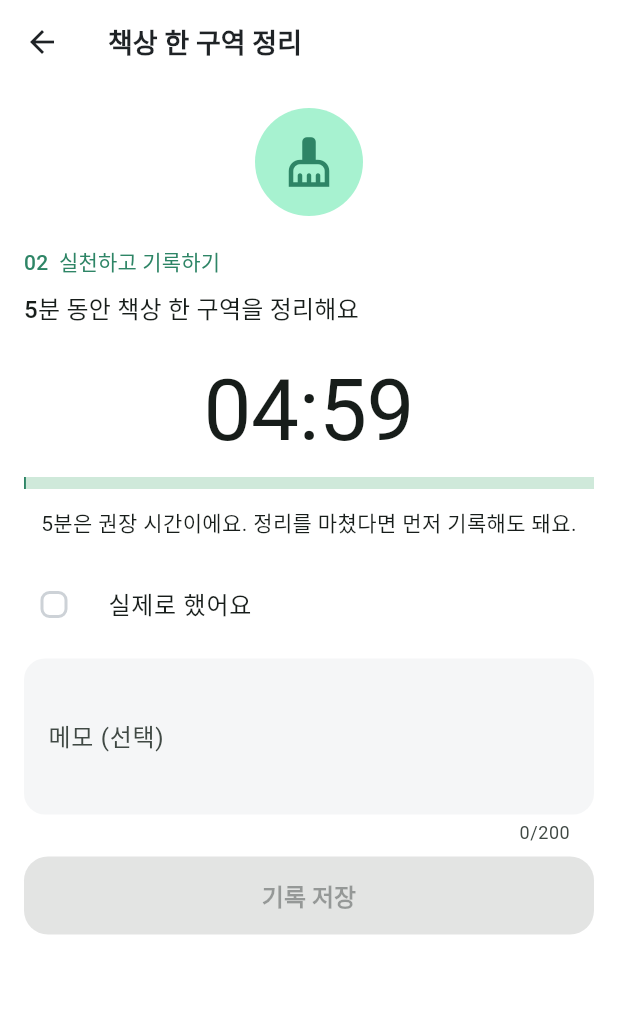
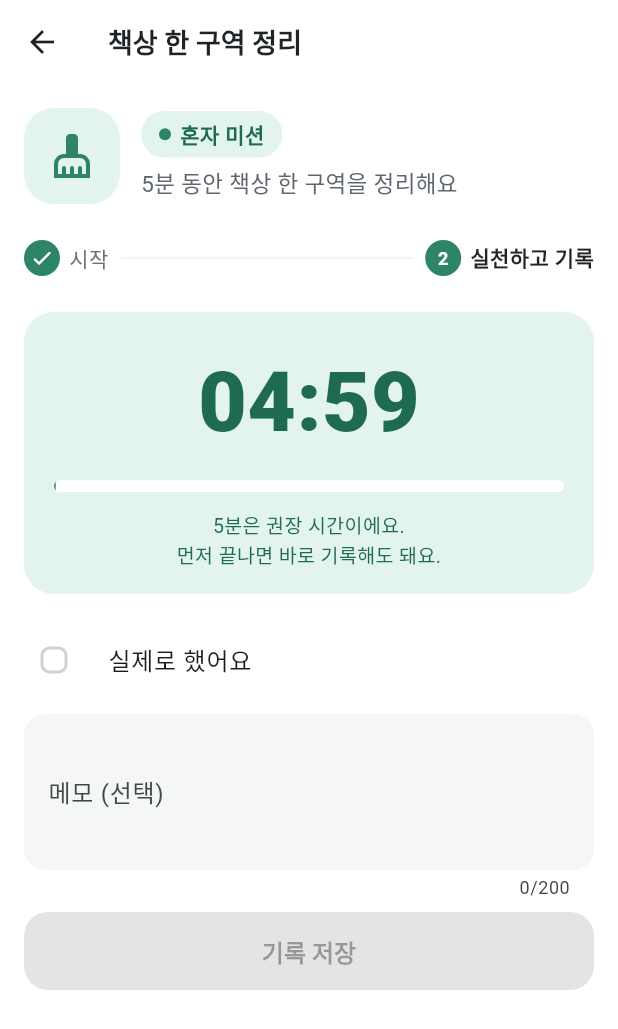
Before and after one commit to thingjae85/jedoit, a Flutter app: the MissionScreen screen opened directly with sample values from the repository, after a tap on "시작하기", on a phone screen of 412 x 824 dp. Shown: the top 1029 px of the screen. Run offline on Flutter 3.47's test engine with Material 3 defaults, Android fonts, the phone set to English and light mode, and no system bars; our stand-ins replace image_picker, qr_flutter, shared_preferences, supabase_flutter, web; accounts and stored records are empty; network calls fail.

Commit message:
UI 다듬기: 미션 화면 새 스타일, 주간 날짜를 누르면 그날 기록 열기
- 미션 화면: 아이콘 네모·분류 이름표·단계 표시, 타이머를 초록 카드 안에
- 홈 이번 주 날짜 칸을 누르면 그날이 골라진 기록 달력을 연다
- 테스트 1개 추가 (총 31개)

Co-Authored-By: Claude Opus 5.5 <noreply@anthropic.com>
Claude-Session: https://claude.ai/code/session_0136ws4dmyHaxEQ26Fk5fiwm

```diff
--- a/lib/screens/home_screen.dart
+++ b/lib/screens/home_screen.dart
@@ -42,6 +42,7 @@ class _HomeScreenState extends State<HomeScreen> {
 
   int _tab = _homeTab;
   int _recordsVersion = 0; // 기록 탭을 열 때마다 새로 불러온다
+  DateTime? _recordsDay; // 기록 탭에서 처음 고를 날짜
 
   List<MissionRecord> _records = [];
   bool _loadFailed = false;
@@ -92,8 +93,12 @@ class _HomeScreenState extends State<HomeScreen> {
           '이미 정리된 책상 요소는 방에 남아요. 사진·기록·계정은 7일 안에 실제로 삭제돼요.',
         ),
         actions: [
-          TextButton(onPressed: () => Navigator.of(ctx).pop(false), child: const Text('취소')),
-          FilledButton(onPressed: () => Navigator.of(ctx).pop(true), child: const Text('삭제 요청')),
+          TextButton(
+              onPressed: () => Navigator.of(ctx).pop(false),
+              child: const Text('취소')),
+          FilledButton(
+              onPressed: () => Navigator.of(ctx).pop(true),
+              child: const Text('삭제 요청')),
         ],
       ),
     );
@@ -105,8 +110,13 @@ class _HomeScreenState extends State<HomeScreen> {
         context: context,
         builder: (ctx) => AlertDialog(
           title: const Text('삭제 요청을 접수했어요'),
-          content: Text('접수일: ${formatDateTime(DateTime.now())}\n처리 예정일: ${formatDateTime(due.toLocal())}까지'),
-          actions: [FilledButton(onPressed: () => Navigator.of(ctx).pop(), child: const Text('확인'))],
+          content: Text(
+              '접수일: ${formatDateTime(DateTime.now())}\n처리 예정일: ${formatDateTime(due.toLocal())}까지'),
+          actions: [
+            FilledButton(
+                onPressed: () => Navigator.of(ctx).pop(),
+                child: const Text('확인'))
+          ],
         ),
       );
     } catch (_) {
@@ -243,7 +253,14 @@ class _HomeScreenState extends State<HomeScreen> {
     );
   }
 
+  /// 주간 날짜 칸을 누르면 그날이 골라진 기록 달력을 연다.
+  void _openDay(DateTime day) {
+    _recordsDay = day;
+    _selectTab(_recordsTab);
+  }
+
   void _selectTab(int index) {
+    if (index != _recordsTab) _recordsDay = null;
     if (index == _challengeTab) {
       _openChallenge();
       return;
@@ -267,6 +284,7 @@ class _HomeScreenState extends State<HomeScreen> {
       _recordsTab => RecordsScreen(
           key: ValueKey(_recordsVersion),
           repository: widget.repository,
+          initialDay: _recordsDay,
           onPickMission: () => _selectTab(_homeTab),
         ),
       _homeTab => _homeBody(context),
@@ -355,6 +373,7 @@ class _HomeScreenState extends State<HomeScreen> {
             recordCount: _records.length,
             onRetry: _refreshCount,
             onOpenRecords: () => _selectTab(_recordsTab),
+            onOpenDay: _openDay,
           ),
           const Divider(height: 32),
           Row(
@@ -493,6 +512,7 @@ class _WeekStrip extends StatelessWidget {
     required this.recordCount,
     required this.onRetry,
     required this.onOpenRecords,
+    required this.onOpenDay,
   });
 
   static const _dow = ['월', '화', '수', '목', '금', '토', '일'];
@@ -504,6 +524,7 @@ class _WeekStrip extends StatelessWidget {
   final int recordCount;
   final VoidCallback onRetry;
   final VoidCallback onOpenRecords;
+  final ValueChanged<DateTime> onOpenDay;
 
   @override
   Widget build(BuildContext context) {
@@ -558,7 +579,11 @@ class _WeekStrip extends StatelessWidget {
     final missions = records.map((r) => r.missionId).toSet().length;
     final isToday = day == today;
     final strong = isToday ? JdColors.ink : JdColors.faint;
-    return Column(
+    final future = day.isAfter(today);
+    return InkWell(
+      onTap: future ? null : () => onOpenDay(day),
+      borderRadius: BorderRadius.circular(12),
+      child: Column(
         children: [
           Text(dow, style: TextStyle(fontSize: 12, color: strong)),
           const SizedBox(height: 6),
@@ -566,7 +591,7 @@ class _WeekStrip extends StatelessWidget {
             count: missions,
             full: missions >= kMissions.length,
             today: isToday,
-          future: day.isAfter(today),
+            future: future,
           ),
           const SizedBox(height: 6),
           Text('${day.day}',
@@ -575,6 +600,7 @@ class _WeekStrip extends StatelessWidget {
                   color: strong,
                   fontWeight: isToday ? FontWeight.w700 : FontWeight.w400)),
         ],
+      ),
     );
   }
 }
@@ -731,8 +757,8 @@ class _MyPage extends StatelessWidget {
           else
             ListenableBuilder(
               listenable: account,
-              builder: (context, _) =>
-                  _AccountCard(account: account, onSignIn: onSignIn, onDelete: onDelete),
+              builder: (context, _) => _AccountCard(
+                  account: account, onSignIn: onSignIn, onDelete: onDelete),
             ),
           const SizedBox(height: 12),
           ListTile(
@@ -750,7 +776,8 @@ class _MyPage extends StatelessWidget {
 }
 
 class _AccountCard extends StatelessWidget {
-  const _AccountCard({required this.account, required this.onSignIn, required this.onDelete});
+  const _AccountCard(
+      {required this.account, required this.onSignIn, required this.onDelete});
 
   final AccountService account;
   final VoidCallback onSignIn;
@@ -772,7 +799,8 @@ class _AccountCard extends StatelessWidget {
                   ),
                   PopupMenuButton<String>(
                     tooltip: '계정',
-                    onSelected: (v) => v == 'out' ? account.signOut() : onDelete(),
+                    onSelected: (v) =>
+                        v == 'out' ? account.signOut() : onDelete(),
                     itemBuilder: (_) => const [
                       PopupMenuItem(value: 'out', child: Text('로그아웃')),
                       PopupMenuItem(value: 'delete', child: Text('계정 삭제 요청')),
--- a/lib/screens/mission_screen.dart
+++ b/lib/screens/mission_screen.dart
@@ -5,6 +5,8 @@ import 'package:flutter/material.dart';
 import '../models/mission.dart';
 import '../models/mission_record.dart';
 import '../services/record_repository.dart';
+import '../theme.dart';
+import '../widgets/jd_widgets.dart';
 import '../utils/format.dart';
 
 /// 개인 미션 실행 화면: 시작 → 실제 활동(타이머) → 완료 체크·메모 → 저장.
@@ -103,18 +105,35 @@ class _MissionScreenState extends State<MissionScreen> {
       body: ListView(
         padding: const EdgeInsets.all(16),
         children: [
-          Center(
-            child: CircleAvatar(
-              radius: 36,
-              backgroundColor: theme.colorScheme.primaryContainer,
-              child: Icon(mission.icon, size: 36, color: theme.colorScheme.primary),
+          Row(
+            children: [
+              Container(
+                width: 64,
+                height: 64,
+                decoration: BoxDecoration(color: JdColors.soloTint, borderRadius: BorderRadius.circular(20)),
+                child: Icon(mission.icon, size: 32, color: JdColors.solo),
+              ),
+              const SizedBox(width: 14),
+              Expanded(
+                child: Column(
+                  crossAxisAlignment: CrossAxisAlignment.start,
+                  children: [
+                    const CategoryChip.solo(label: '혼자 미션'),
+                    const SizedBox(height: 6),
+                    Text(mission.description, style: const TextStyle(fontSize: 15, color: JdColors.subtle)),
+                  ],
                 ),
               ),
-          const SizedBox(height: 20),
-          Text(_started ? '02  실천하고 기록하기' : '01  작은 미션 시작하기',
-              style: theme.textTheme.labelLarge?.copyWith(color: theme.colorScheme.primary)),
-          const SizedBox(height: 8),
-          Text(mission.description, style: theme.textTheme.titleMedium),
+            ],
+          ),
+          const SizedBox(height: 24),
+          Row(
+            children: [
+              _Step(number: 1, label: '시작', active: !_started, done: _started),
+              const Expanded(child: Divider(indent: 8, endIndent: 8)),
+              _Step(number: 2, label: '실천하고 기록', active: _started, done: false),
+            ],
+          ),
           const SizedBox(height: 24),
           if (!_started)
             FilledButton.icon(
@@ -123,17 +142,28 @@ class _MissionScreenState extends State<MissionScreen> {
               label: const Text('시작하기'),
             )
           else ...[
-            if (_remaining != null) _TimerDisplay(remaining: _remaining!),
-            if (_remaining != null) ...[
+            if (_remaining != null)
+              Container(
+                padding: const EdgeInsets.fromLTRB(20, 20, 20, 16),
+                decoration: BoxDecoration(color: JdColors.soloTint, borderRadius: BorderRadius.circular(20)),
+                child: Column(
+                  children: [
+                    _TimerDisplay(remaining: _remaining!),
                     const SizedBox(height: 12),
-              LinearProgressIndicator(
+                    ClipRRect(
+                      borderRadius: BorderRadius.circular(4),
+                      child: LinearProgressIndicator(
                         value: 1 - _remaining!.inSeconds / (mission.timerMinutes! * 60),
                         minHeight: 8,
+                        backgroundColor: Colors.white,
+                      ),
                     ),
                     const SizedBox(height: 12),
-              const Text('5분은 권장 시간이에요. 정리를 마쳤다면 먼저 기록해도 돼요.',
-                  textAlign: TextAlign.center),
+                    const Text('5분은 권장 시간이에요.\n먼저 끝나면 바로 기록해도 돼요.',
+                        textAlign: TextAlign.center, style: TextStyle(fontSize: 13, color: JdColors.soloText)),
                   ],
+                ),
+              ),
             if (_timeUp)
               Padding(
                 padding: const EdgeInsets.only(top: 8),
@@ -185,8 +215,46 @@ class _TimerDisplay extends StatelessWidget {
       child: Text(
         formatDuration(remaining),
         key: const Key('timerText'),
-        style: Theme.of(context).textTheme.displayLarge,
+        style: const TextStyle(fontSize: 56, fontWeight: FontWeight.w800, color: JdColors.soloText,
+            fontFeatures: [FontFeature.tabularFigures()]),
       ),
     );
   }
 }
+
+/// 미션 단계 표시: 번호 동그라미와 이름.
+class _Step extends StatelessWidget {
+  const _Step({required this.number, required this.label, required this.active, required this.done});
+
+  final int number;
+  final String label;
+  final bool active;
+  final bool done;
+
+  @override
+  Widget build(BuildContext context) {
+    final on = active || done;
+    return Row(
+      mainAxisSize: MainAxisSize.min,
+      children: [
+        Container(
+          width: 24,
+          height: 24,
+          alignment: Alignment.center,
+          decoration: BoxDecoration(color: on ? JdColors.solo : JdColors.empty, shape: BoxShape.circle),
+          child: done
+              ? const Icon(Icons.check_rounded, size: 16, color: Colors.white)
+              : Text('$number',
+                  style: TextStyle(fontSize: 12, fontWeight: FontWeight.w700, color: on ? Colors.white : JdColors.faint)),
+        ),
+        const SizedBox(width: 6),
+        Text(label,
+            style: TextStyle(
+              fontSize: 14,
+              fontWeight: active ? FontWeight.w700 : FontWeight.w400,
+              color: active ? JdColors.ink : JdColors.faint,
+            )),
+      ],
+    );
+  }
+}
--- a/lib/screens/records_screen.dart
+++ b/lib/screens/records_screen.dart
@@ -8,12 +8,15 @@ import '../widgets/jd_widgets.dart';
 
 /// 개인 기록 목록. 기록 하나 삭제·전체 삭제는 확인창을 거친다.
 class RecordsScreen extends StatefulWidget {
-  const RecordsScreen({super.key, required this.repository, this.onPickMission});
+  const RecordsScreen({super.key, required this.repository, this.onPickMission, this.initialDay});
 
   final RecordRepository repository;
 
   /// 기록이 없을 때 '미션 고르기'를 누르면 부른다. 없으면 이전 화면으로 돌아간다.
   final VoidCallback? onPickMission;
+
+  /// 처음 고를 날짜. 없으면 오늘.
+  final DateTime? initialDay;
 
   @override
   State<RecordsScreen> createState() => _RecordsScreenState();
@@ -23,7 +26,7 @@ class _RecordsScreenState extends State<RecordsScreen> {
   List<MissionRecord>? _records; // null이면 불러오는 중
   bool _loadFailed = false;
   bool _deleting = false;
-  late DateTime _selected = dayOf(DateTime.now());
+  late DateTime _selected = dayOf(widget.initialDay ?? DateTime.now());
   late DateTime _month = DateTime(_selected.year, _selected.month);
 
   @override
```
Also changed, not shown: 2 other files. Lines whose indentation alone changed are shown as unchanged.
